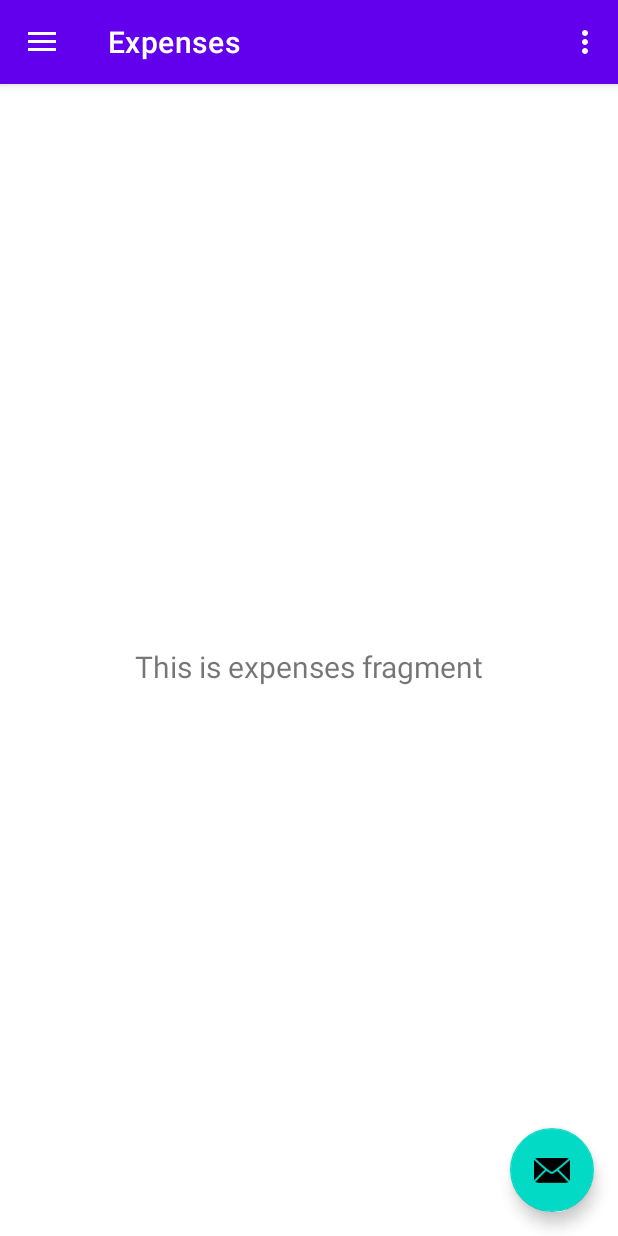
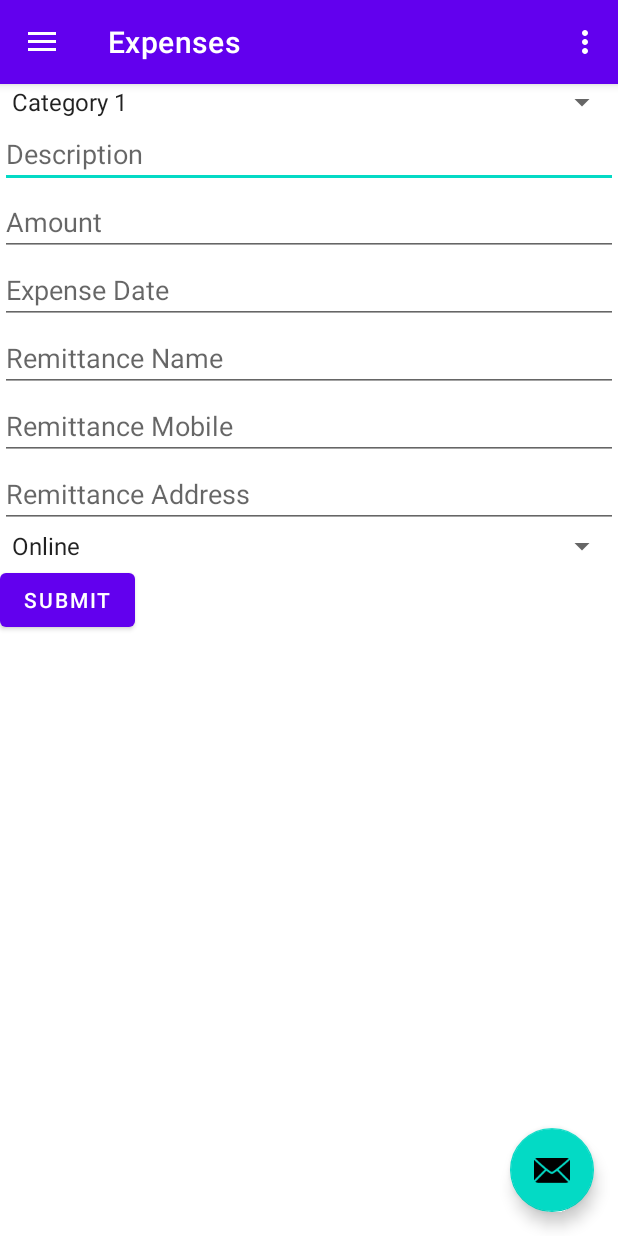
Before and after one commit to pkr-pradeep/KitchenAccountant, an Android app: the screen it shows after launch (MainActivity), in the side drawer, after a tap on "Expenses", on a phone screen of 412 x 824 dp. Run offline under Robolectric (Android 15) with nearby library versions, the phone set to English and light mode, and no system bars; our stand-ins replace navigation-ui.

Commit message:
initial commit

```diff
--- a/app/src/main/java/com/example/kitchenaccountant/ui/expenses/ExpenseFragment.java
+++ b/app/src/main/java/com/example/kitchenaccountant/ui/expenses/ExpenseFragment.java
@@ -1,37 +1,103 @@
 package com.example.kitchenaccountant.ui.expenses;
 
+import android.app.DatePickerDialog;
 import android.os.Bundle;
 import android.view.LayoutInflater;
 import android.view.View;
 import android.view.ViewGroup;
-import android.widget.TextView;
+import android.widget.ArrayAdapter;
+import android.widget.Button;
+import android.widget.EditText;
+import android.widget.Spinner;
 
 import androidx.annotation.NonNull;
 import androidx.fragment.app.Fragment;
 import androidx.lifecycle.ViewModelProvider;
 
-import com.example.kitchenaccountant.databinding.FragmentExpensesBinding;
+import com.example.kitchenaccountant.R;
+
+import java.util.Calendar;
 
 public class ExpenseFragment extends Fragment {
 
-    private FragmentExpensesBinding binding;
+    private Spinner categorySpinner;
+    private EditText descriptionEditText;
+    private EditText amountEditText;
+    private EditText expenseDateEditText;
+    private EditText remittanceNameEditText;
+    private EditText remittanceMobileEditText;
+    private EditText remittanceAddressEditText;
+    private Spinner payViaSpinner;
+    private Button submitButton;
+    private ExpenseViewModel viewModel;
 
     public View onCreateView(@NonNull LayoutInflater inflater,
                              ViewGroup container, Bundle savedInstanceState) {
-        ExpenseViewModel expenseViewModel =
-                new ViewModelProvider(this).get(ExpenseViewModel.class);
+        View root = inflater.inflate(R.layout.fragment_expenses, container, false);
 
-        binding = FragmentExpensesBinding.inflate(inflater, container, false);
-        View root = binding.getRoot();
+        categorySpinner = root.findViewById(R.id.spinner_category);
+        descriptionEditText = root.findViewById(R.id.edit_text_description);
+        amountEditText = root.findViewById(R.id.edit_text_amount);
+        expenseDateEditText = root.findViewById(R.id.edit_text_expense_date);
+        remittanceNameEditText = root.findViewById(R.id.edit_text_remittance_name);
+        remittanceMobileEditText = root.findViewById(R.id.edit_text_remittance_mobile);
+        remittanceAddressEditText = root.findViewById(R.id.edit_text_remittance_address);
+        payViaSpinner = root.findViewById(R.id.spinner_pay_via);
+        submitButton = root.findViewById(R.id.button_submit_expense);
 
-        final TextView textView = binding.textSlideshow;
-        expenseViewModel.getText().observe(getViewLifecycleOwner(), textView::setText);
+        expenseDateEditText.setOnClickListener(view -> showDatePickerDialog());
+
+        ArrayAdapter<CharSequence> categoryAdapter = ArrayAdapter.createFromResource(requireContext(),
+                R.array.expense_categories, android.R.layout.simple_spinner_item);
+        categoryAdapter.setDropDownViewResource(android.R.layout.simple_spinner_dropdown_item);
+        categorySpinner.setAdapter(categoryAdapter);
+
+        ArrayAdapter<CharSequence> payViaAdapter = ArrayAdapter.createFromResource(requireContext(),
+                R.array.pay_via_options, android.R.layout.simple_spinner_item);
+        payViaAdapter.setDropDownViewResource(android.R.layout.simple_spinner_dropdown_item);
+        payViaSpinner.setAdapter(payViaAdapter);
+
+        viewModel = new ViewModelProvider(this).get(ExpenseViewModel.class);
+
+        submitButton.setOnClickListener(view -> {
+            String category = categorySpinner.getSelectedItem().toString();
+            String description = descriptionEditText.getText().toString();
+            String amount = amountEditText.getText().toString();
+            String expenseDate = expenseDateEditText.getText().toString();
+            String remittanceName = remittanceNameEditText.getText().toString();
+            String remittanceMobile = remittanceMobileEditText.getText().toString();
+            String remittanceAddress = remittanceAddressEditText.getText().toString();
+            String payVia = payViaSpinner.getSelectedItem().toString();
+
+            // Concatenate all data into a single string or use a custom data class
+            String formData = "Category: " + category + "\n" +
+                    "Description: " + description + "\n" +
+                    "Amount: " + amount + "\n" +
+                    "Expense Date: " + expenseDate + "\n" +
+                    "Remittance Name: " + remittanceName + "\n" +
+                    "Remittance Mobile: " + remittanceMobile + "\n" +
+                    "Remittance Address: " + remittanceAddress + "\n" +
+                    "Pay Via: " + payVia;
+
+            // Update ViewModel with form data
+            viewModel.updateFormData(formData);
+        });
+
         return root;
     }
 
-    @Override
-    public void onDestroyView() {
-        super.onDestroyView();
-        binding = null;
+    private void showDatePickerDialog() {
+        Calendar calendar = Calendar.getInstance();
+        int year = calendar.get(Calendar.YEAR);
+        int month = calendar.get(Calendar.MONTH);
+        int dayOfMonth = calendar.get(Calendar.DAY_OF_MONTH);
+
+        DatePickerDialog datePickerDialog = new DatePickerDialog(requireContext(),
+                (datePicker, year1, month1, day) -> {
+                    String dateString = String.format("%02d/%02d/%d", day, month1 + 1, year1);
+                    expenseDateEditText.setText(dateString);
+                }, year, month, dayOfMonth);
+
+        datePickerDialog.show();
     }
 }
--- a/app/src/main/java/com/example/kitchenaccountant/ui/expenses/ExpenseViewModel.java
+++ b/app/src/main/java/com/example/kitchenaccountant/ui/expenses/ExpenseViewModel.java
@@ -6,14 +6,17 @@ import androidx.lifecycle.ViewModel;
 
 public class ExpenseViewModel extends ViewModel {
 
-    private final MutableLiveData<String> mText;
+    private MutableLiveData<String> formData;
 
     public ExpenseViewModel() {
-        mText = new MutableLiveData<>();
-        mText.setValue("This is expenses fragment");
+        formData = new MutableLiveData<>();
     }
 
-    public LiveData<String> getText() {
-        return mText;
+    public void updateFormData(String data) {
+        formData.setValue(data);
+    }
+
+    public LiveData<String> getFormData() {
+        return formData;
     }
 }
--- a/app/src/main/res/layout/fragment_expenses.xml
+++ b/app/src/main/res/layout/fragment_expenses.xml
@@ -1,22 +1,67 @@
-<?xml version="1.0" encoding="utf-8"?>
-<androidx.constraintlayout.widget.ConstraintLayout xmlns:android="http://schemas.android.com/apk/res/android"
-    xmlns:app="http://schemas.android.com/apk/res-auto"
-    xmlns:tools="http://schemas.android.com/tools"
+<LinearLayout xmlns:android="http://schemas.android.com/apk/res/android"
     android:layout_width="match_parent"
     android:layout_height="match_parent"
-    tools:context=".ui.expenses.ExpenseFragment">
+    android:orientation="vertical">
 
-    <TextView
-        android:id="@+id/text_slideshow"
+    <Spinner
+        android:id="@+id/spinner_category"
         android:layout_width="match_parent"
         android:layout_height="wrap_content"
-        android:layout_marginStart="8dp"
-        android:layout_marginTop="8dp"
-        android:layout_marginEnd="8dp"
-        android:textAlignment="center"
-        android:textSize="20sp"
-        app:layout_constraintBottom_toBottomOf="parent"
-        app:layout_constraintEnd_toEndOf="parent"
-        app:layout_constraintStart_toStartOf="parent"
-        app:layout_constraintTop_toTopOf="parent" />
-</androidx.constraintlayout.widget.ConstraintLayout>
+        android:prompt="@string/choose_expense_category_prompt" />
+
+    <EditText
+        android:id="@+id/edit_text_description"
+        android:layout_width="match_parent"
+        android:layout_height="wrap_content"
+        android:hint="@string/description_hint"
+        android:inputType="text" />
+
+    <EditText
+        android:id="@+id/edit_text_amount"
+        android:layout_width="match_parent"
+        android:layout_height="wrap_content"
+        android:hint="@string/amount_hint"
+        android:inputType="numberDecimal" />
+
+    <EditText
+        android:id="@+id/edit_text_expense_date"
+        android:layout_width="match_parent"
+        android:layout_height="wrap_content"
+        android:clickable="true"
+        android:focusable="false"
+        android:hint="@string/expense_date_hint" />
+
+    <EditText
+        android:id="@+id/edit_text_remittance_name"
+        android:layout_width="match_parent"
+        android:layout_height="wrap_content"
+        android:hint="@string/remittance_name_hint"
+        android:inputType="textPersonName" />
+
+    <EditText
+        android:id="@+id/edit_text_remittance_mobile"
+        android:layout_width="match_parent"
+        android:layout_height="wrap_content"
+        android:hint="@string/remittance_mobile_hint"
+        android:inputType="phone" />
+
+    <EditText
+        android:id="@+id/edit_text_remittance_address"
+        android:layout_width="match_parent"
+        android:layout_height="wrap_content"
+        android:hint="@string/remittance_address_hint"
+        android:inputType="textPostalAddress" />
+
+    <Spinner
+        android:id="@+id/spinner_pay_via"
+        android:layout_width="match_parent"
+        android:layout_height="wrap_content"
+        android:prompt="@string/choose_pay_via_prompt" />
+
+    <Button
+        android:id="@+id/button_submit_expense"
+        android:layout_width="wrap_content"
+        android:layout_height="wrap_content"
+        android:text="@string/submit_expense_button_text" />
+
+</LinearLayout>
--- a/app/src/main/res/layout/fragment_incomes.xml
+++ b/app/src/main/res/layout/fragment_incomes.xml
@@ -7,7 +7,7 @@
         android:id="@+id/spinner_category"
         android:layout_width="match_parent"
         android:layout_height="wrap_content"
-        android:prompt="@string/choose_category_prompt" />
+        android:prompt="@string/choose_income_category_prompt" />
 
     <EditText
         android:id="@+id/edit_text_collected_from"
@@ -44,6 +44,6 @@
         android:id="@+id/button_submit_income"
         android:layout_width="wrap_content"
         android:layout_height="wrap_content"
-        android:text="@string/submit_button_text" />
+        android:text="@string/submit_income_button_text" />
 
 </LinearLayout>
--- a/app/src/main/res/values/strings.xml
+++ b/app/src/main/res/values/strings.xml
@@ -13,14 +13,14 @@
     <string name="menu_settings">Settings</string>
 
     <!-- Form field hints -->
-    <string name="choose_category_prompt">Choose Income Category</string>
+    <string name="choose_income_category_prompt">Choose Income Category</string>
     <string name="collected_from_hint">Collected From</string>
     <string name="amount_hint">Amount</string>
     <string name="received_date_hint">Received Date</string>
     <string name="remarks_hint">Remarks</string>
 
     <!-- Button text -->
-    <string name="submit_button_text">Submit</string>
+    <string name="submit_income_button_text">Submit</string>
 
     <!-- Income categories -->
     <string-array name="income_categories">
@@ -31,4 +31,28 @@
         <item>Payment for materials</item>
     </string-array>
 
+    <!-- Expense Categories -->
+    <string name="choose_expense_category_prompt">Choose Category</string>
+    <string-array name="expense_categories">
+        <item>Category 1</item>
+        <item>Category 2</item>
+        <!-- Add more categories as needed -->
+    </string-array>
+
+    <!-- Expense Form Hints -->
+    <string name="description_hint">Description</string>
+    <string name="amount_expense_hint">Amount</string>
+    <string name="expense_date_hint">Expense Date</string>
+    <string name="remittance_name_hint">Remittance Name</string>
+    <string name="remittance_mobile_hint">Remittance Mobile</string>
+    <string name="remittance_address_hint">Remittance Address</string>
+    <string name="choose_pay_via_prompt">Choose Pay Via</string>
+    <string-array name="pay_via_options">
+        <item>Online</item>
+        <item>Cash</item>
+    </string-array>
+
+    <!-- Button Text -->
+    <string name="submit_expense_button_text">Submit</string>
+
 </resources>
```
